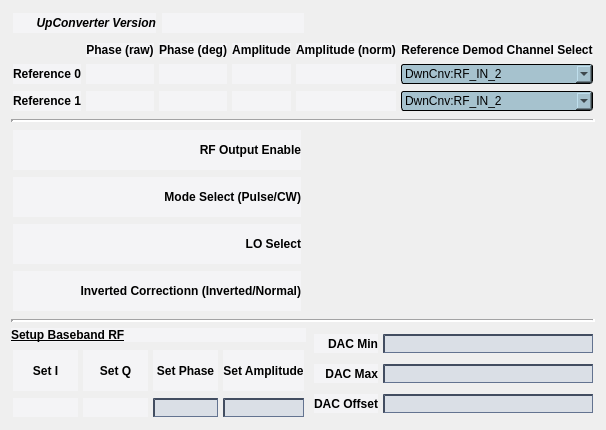
Old version of the form rf_dac_out.ui in the repository cristinasewell/ATCA_PyDM_Screens.
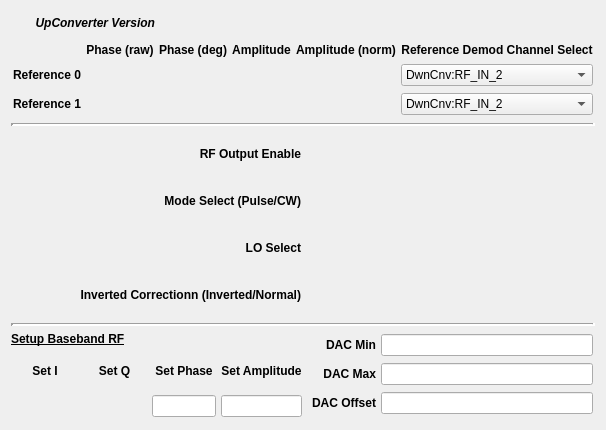
New version of the form. Custom widgets are drawn as their Qt base class.

The edit to the form file:
```diff
--- a/rf_dac_out.ui
+++ b/rf_dac_out.ui
@@ -14,160 +14,7 @@
    <string>RF DAC Out - ${DEVICE}</string>
   </property>
   <property name="styleSheet">
-   <string notr="true">/* Background color of popup-list.*/ 
-QComboBox QListView{
-    background-color:white;
-    border:1px solid gray;
-}
-/* Needed to complete the rule set. */
-QComboBox::item:alternate {
-    background: white;
-}
-/* Color of the selected list item. */
-QComboBox::item:selected {
-    border: 1px solid transparent;
-    background:yellow;
-}
-/* Indicator will shine through the label text if you don't make it hidden. */
-QComboBox::indicator{
-    background-color:transparent;
-    selection-background-color:transparent;
-    color:transparent;
-    selection-color:transparent;
-}
-
-QFrame{
-  background-color: rgb(244,244,246)
-}
-
-QPushButton {
-    background-color: rgb(136,157,162);
-    border-color: rgb(212,228,233) rgb(50,88,100) rgb(50,88,100) rgb(212,228,233);
-    border-style: outset;
-    border-radius: 1px;
-    border-width: 2px; 
-    padding: 4px;
-}
-QPushButton:hover {
-   background-color: rgb(106,127,132);
-}
-QPushButton:pressed {
-    background-color: rgb(208,229,232);
-    border-style: inset;
-    border-width: 2px;
-	border-color: rgb(50,88,100) rgb(212,228,233) rgb(212,228,233) rgb(50,88,100);
-}
-QPushButton:checked{
-    background-color: rgb(208,229,232);
-    border-style: inset;
-    border-width: 2px;
-	border-color:  rgb(112,134,142) rgb(229,233,235) rgb(239,233,235) rgb(112,134,142);
-}
-QLineEdit {
-  background-color: rgb(218,223,230);
-  border-color: rgb(66,77,96);
-  border-style: inset;
-  border-width: 2px 1px 1px 2px;
-}
-QLineEdit:hover {
- background-color: rgb(198,203,210)
-}
-PyDMLabel {
-  background-color: rgb(189,197,205);
-}
-
- QTabWidget::pane {
-    border: 1px solid black;
-    background: white;
-}
-
-QTabWidget::tab-bar:top {
-    top: 1px;
-}
-
-QTabWidget::tab-bar:bottom {
-    bottom: 1px;
-}
-
-QTabWidget::tab-bar:left {
-    right: 1px;
-}
-
-QTabWidget::tab-bar:right {
-    left: 1px;
-}
-
-QTabBar::tab {
-    border: 1px solid black;
-}
-
-QTabBar::tab:selected {
-    background: rgb(220,229,236);
-}
-
-QTabBar::tab:!selected {
-    background: rgb(132,165,190);
-}
-
-QTabBar::tab:!selected:hover {
-    background: rgb(120,153,178);
-}
-
-QTabBar::tab:top:!selected {
-    margin-top: 3px;
-}
-
-QTabBar::tab:bottom:!selected {
-    margin-bottom: 3px;
-}
-
-QTabBar::tab:top, QTabBar::tab:bottom {
-    min-width: 6ex;
-    margin-right: -1px;
-    padding: 4px 8px 4px 8px;
-	border-radius: 2px;
-}
-
-QTabBar::tab:top:selected {
-    border-bottom-color: none;
-}
-
-QTabBar::tab:bottom:selected {
-    border-top-color: none;
-}
-
-QTabBar::tab:top:last, QTabBar::tab:bottom:last,
-QTabBar::tab:top:only-one, QTabBar::tab:bottom:only-one {
-    margin-right: 0;
-}
-
-QTabBar::tab:left:!selected {
-    margin-right: 3px;
-}
-
-QTabBar::tab:right:!selected {
-    margin-left: 3px;
-}
-
-QTabBar::tab:left, QTabBar::tab:right {
-    min-height: 6ex;
-    margin-bottom: -1px;
-    padding: 8px 5px 8px 5px;
-	border-radius: 2px;
-}
-
-QTabBar::tab:left:selected {
-    border-left-color: none;
-}
-
-QTabBar::tab:right:selected {
-    border-right-color: none;
-}
-
-QTabBar::tab:left:last, QTabBar::tab:right:last,
-QTabBar::tab:left:only-one, QTabBar::tab:right:only-one {
-    margin-bottom: 0;
-}</string>
+   <string notr="true"/>
   </property>
   <layout class="QGridLayout" name="gridLayout_5">
    <item row="5" column="0">
@@ -737,18 +584,7 @@
         <string/>
        </property>
        <property name="styleSheet">
-        <string notr="true">/* Color of the selected list item. */
-QComboBox::item:selected {
-    border: 1px solid transparent;
-    background: rgb(85,225,255);
-}
-QComboBox {
-  	background-color: #a6c2ce;
-    border: 1px solid black;
-    border-radius: 3px;
-    padding: 1px 18px 1px 3px;
-    min-width: 6em;
-}</string>
+        <string notr="true"/>
        </property>
        <property name="channel" stdset="0">
         <string>ca://${DEVICE}:REF_SELECT0</string>
@@ -821,18 +657,7 @@
         <string/>
        </property>
        <property name="styleSheet">
-        <string notr="true">/* Color of the selected list item. */
-QComboBox::item:selected {
-    border: 1px solid transparent;
-    background: rgb(85,225,255);
-}
-QComboBox {
-  	background-color: #a6c2ce;
-    border: 1px solid black;
-    border-radius: 3px;
-    padding: 1px 18px 1px 3px;
-    min-width: 6em;
-}</string>
+        <string notr="true"/>
        </property>
        <property name="channel" stdset="0">
         <string>ca://${DEVICE}:REF_SELECT1</string>
```
